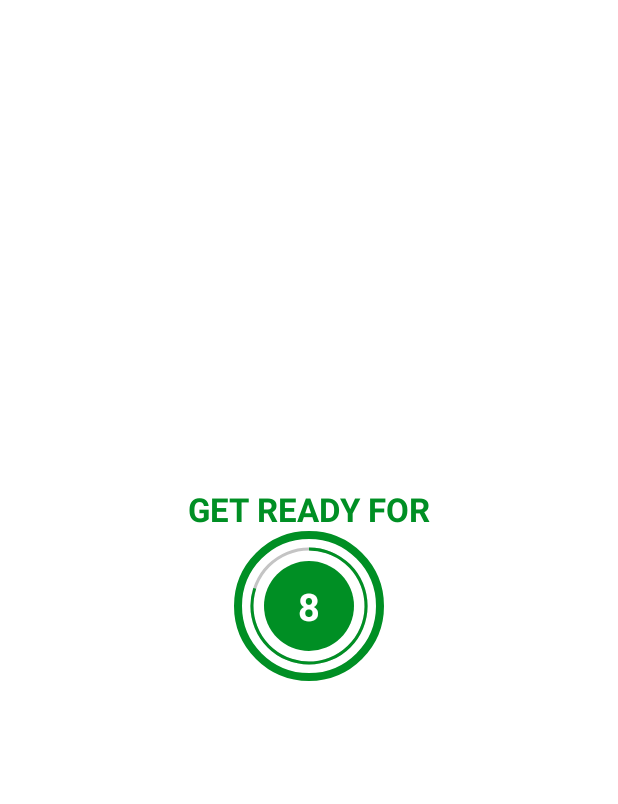
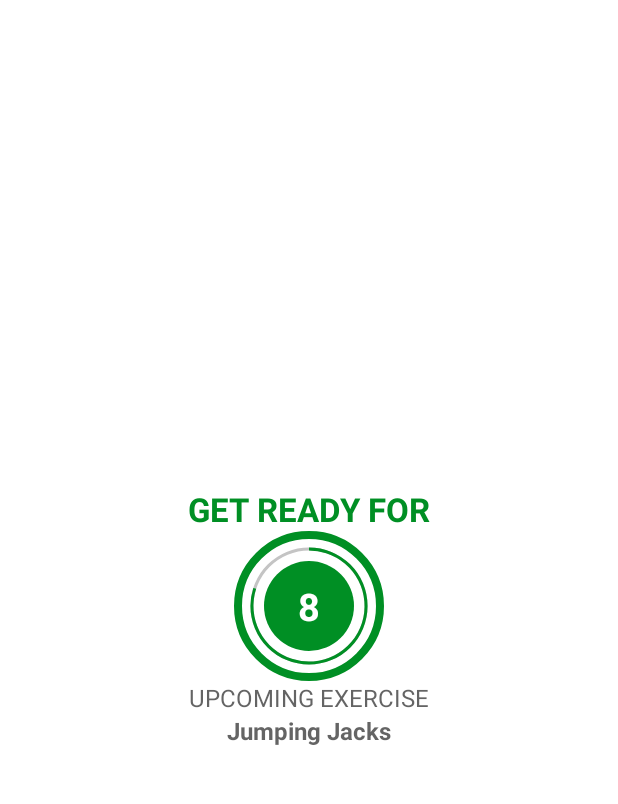
Before and after one commit to maksimgromov/7MinutesWorkOut, an Android app: the ExerciseActivity screen opened directly, with no data from a screen before it, on a phone screen of 412 x 824 dp, the part 62-866 px from its top. Run offline under Robolectric (Android 15) with nearby library versions, the phone set to English and light mode, and no system bars.

Commit message:
Working commit.

```diff
--- /dev/null
+++ b/app/src/main/java/com/maksimgromov/a7minutesworkout/Constants.kt
@@ -0,0 +1,45 @@
+package com.maksimgromov.a7minutesworkout
+
+object Constants {
+
+    fun defaultExerciseList() : ArrayList<ExerciseModel>{
+        val exerciseList = ArrayList<ExerciseModel>()
+        val jumpingJacks = ExerciseModel(1, "Jumping Jacks", R.drawable.ic_jumping_jacks, false, false)
+        exerciseList.add(jumpingJacks)
+
+        val wallSit = ExerciseModel(2, "Wall Sit", R.drawable.ic_wall_sit, false, false)
+        exerciseList.add(wallSit)
+
+        val pushUp = ExerciseModel(3, "Push Up", R.drawable.ic_push_up, false, false)
+        exerciseList.add(pushUp)
+
+        val abdominalCrunch = ExerciseModel(4, "Abdominal Crunch", R.drawable.ic_abdominal_crunch, false, false)
+        exerciseList.add(abdominalCrunch)
+
+        val stepUpOnChair = ExerciseModel(5, "Step-Up onto Chair", R.drawable.ic_step_up_onto_chair, false, false)
+        exerciseList.add(stepUpOnChair)
+
+        val squat = ExerciseModel(6, "Squat", R.drawable.ic_squat, false, false)
+        exerciseList.add(squat)
+
+        val tricepsDipOnChair = ExerciseModel(7, "Triceps Dip On Chair", R.drawable.ic_triceps_dip_on_chair, false, false)
+        exerciseList.add(tricepsDipOnChair)
+
+        val plank = ExerciseModel(8, "Plank", R.drawable.ic_plank, false, false)
+        exerciseList.add(plank)
+
+        val highKneesRunningInPlace = ExerciseModel(9, "High Knees Running In Place", R.drawable.ic_high_knees_running_in_place, false, false)
+        exerciseList.add(highKneesRunningInPlace)
+
+        val lunges = ExerciseModel(10, "Lunges", R.drawable.ic_lunge, false, false)
+        exerciseList.add(lunges)
+
+        val pushUpAndRotation = ExerciseModel(11, "Push up and Rotation", R.drawable.ic_push_up_and_rotation, false, false)
+        exerciseList.add(pushUpAndRotation)
+
+        val sidePlank = ExerciseModel(12, "Side Plank", R.drawable.ic_side_plank, false, false)
+        exerciseList.add(sidePlank)
+
+        return exerciseList
+    }
+}
--- a/app/src/main/java/com/maksimgromov/a7minutesworkout/ExerciseActivity.kt
+++ b/app/src/main/java/com/maksimgromov/a7minutesworkout/ExerciseActivity.kt
@@ -19,6 +19,8 @@ class ExerciseActivity : AppCompatActivity() {
     private var exerciseProgress : Int = 0
     private val exerciseTimerMillisInFuture : Long = 30000
     private val exerciseTimerMaximumValue : Int = 30
+    private var exerciseList : ArrayList<ExerciseModel>? = null
+    private var currentExercisePosition : Int = -1
 
     override fun onCreate(savedInstanceState: Bundle?) {
         super.onCreate(savedInstanceState)
@@ -31,6 +33,7 @@ class ExerciseActivity : AppCompatActivity() {
         binding?.toolbarExercise?.setNavigationOnClickListener {
             onBackPressed()
         }
+        exerciseList = Constants.defaultExerciseList()
         setRestView()
     }
 
@@ -48,21 +51,35 @@ class ExerciseActivity : AppCompatActivity() {
     }
 
     private fun setRestView() {
+        binding?.flRestView?.visibility = View.VISIBLE
+        binding?.tvTitle?.visibility = View.VISIBLE
+        binding?.tvExerciseName?.visibility = View.INVISIBLE
+        binding?.flExerciseView?.visibility = View.INVISIBLE
+        binding?.ivImage?.visibility = View.INVISIBLE
+        binding?.tvUpcomingLabel?.visibility = View.VISIBLE
+        binding?.tvUpcomingExerciseName?.visibility = View.VISIBLE
         if(restTimer != null) {
             restTimer?.cancel()
             restProgress = 0
         }
+        binding?.tvUpcomingExerciseName?.text = exerciseList!![currentExercisePosition + 1].getName()
         setRestProgressBar()
     }
 
     private fun setExerciseView() {
-        binding?.flProgressBar?.visibility = View.GONE
-        binding?.tvTitle?.text = "Exercise name"
+        binding?.flRestView?.visibility = View.GONE
+        binding?.tvTitle?.visibility = View.INVISIBLE
+        binding?.tvExerciseName?.visibility = View.VISIBLE
         binding?.flExerciseView?.visibility = View.VISIBLE
+        binding?.ivImage?.visibility = View.VISIBLE
+        binding?.tvUpcomingLabel?.visibility = View.INVISIBLE
+        binding?.tvUpcomingExerciseName?.visibility = View.INVISIBLE
         if(exerciseTimer != null) {
             exerciseTimer?.cancel()
             exerciseProgress = 0
         }
+        binding?.ivImage?.setImageResource(exerciseList!![currentExercisePosition].getImage())
+        binding?.tvExerciseName?.text = exerciseList!![currentExercisePosition].getName()
         setExerciseProgressBar()
     }
 
@@ -77,6 +94,7 @@ class ExerciseActivity : AppCompatActivity() {
             }
 
             override fun onFinish() {
+                currentExercisePosition++
                 setExerciseView()
             }
         }.start()
@@ -93,11 +111,15 @@ class ExerciseActivity : AppCompatActivity() {
             }
 
             override fun onFinish() {
-                Toast.makeText(
-                    this@ExerciseActivity,
-                    "30 seconds are over, let's go to rest view",
-                    Toast.LENGTH_SHORT
-                ).show()
+                if(currentExercisePosition < exerciseList?.size!! - 1){
+                    setRestView()
+                } else{
+                    Toast.makeText(
+                        this@ExerciseActivity,
+                        "Congratulations! You have completed the 7 minutes workout.",
+                        Toast.LENGTH_SHORT
+                    ).show()
+                }
             }
         }.start()
     }
--- /dev/null
+++ b/app/src/main/java/com/maksimgromov/a7minutesworkout/ExerciseModel.kt
@@ -0,0 +1,49 @@
+package com.maksimgromov.a7minutesworkout
+
+class ExerciseModel(
+    private var id : Int,
+    private var name : String,
+    private var image : Int,
+    private var isCompleted : Boolean = false,
+    private var isSelected : Boolean = false
+) {
+    fun getID() : Int{
+        return id
+    }
+
+    fun setID(id : Int){
+        this.id = id
+    }
+
+    fun getName() : String{
+        return name
+    }
+
+    fun setName(name : String){
+        this.name = name
+    }
+
+    fun getImage() : Int{
+        return image
+    }
+
+    fun setImage(image : Int){
+        this.image = image
+    }
+
+    fun getIsCompleted() : Boolean{
+        return isCompleted
+    }
+
+    fun setIsCompleted(isCompleted : Boolean){
+        this.isCompleted = isCompleted
+    }
+
+    fun getIsSelected() : Boolean{
+        return isSelected
+    }
+
+    fun setIsSelected(isSelected : Boolean){
+        this.isSelected = isSelected
+    }
+}
--- a/app/src/main/res/layout/activity_exercise.xml
+++ b/app/src/main/res/layout/activity_exercise.xml
@@ -27,11 +27,11 @@
         android:textStyle="bold"
         app:layout_constraintEnd_toEndOf="parent"
         app:layout_constraintStart_toStartOf="parent"
-        app:layout_constraintBottom_toTopOf="@+id/flProgressBar"
+        app:layout_constraintBottom_toTopOf="@+id/flRestView"
         />
 
     <FrameLayout
-        android:id="@+id/flProgressBar"
+        android:id="@+id/flRestView"
         android:layout_width="100dp"
         android:layout_height="100dp"
         android:layout_marginTop="10dp"
@@ -72,6 +72,59 @@
         </LinearLayout>
     </FrameLayout>
 
+    <TextView
+        android:layout_width="wrap_content"
+        android:layout_height="wrap_content"
+        android:id="@+id/tvUpcomingLabel"
+        android:text="UPCOMING EXERCISE"
+        android:textColor="@color/colorPrimary"
+        android:textStyle="normal"
+        android:textSize="16sp"
+        android:visibility="invisible"
+        tools:visibility="visible"
+        app:layout_constraintStart_toStartOf="parent"
+        app:layout_constraintEnd_toEndOf="parent"
+        app:layout_constraintTop_toBottomOf="@+id/flRestView"
+        app:layout_constraintBottom_toTopOf="@+id/tvUpcomingExerciseName"/>
+
+    <TextView
+        android:layout_width="wrap_content"
+        android:layout_height="wrap_content"
+        android:id="@+id/tvUpcomingExerciseName"
+        android:text="Exercise name"
+        android:visibility="invisible"
+        tools:visibility="visible"
+        android:textColor="@color/colorPrimary"
+        android:textStyle="bold"
+        android:textSize="16sp"
+        app:layout_constraintStart_toStartOf="parent"
+        app:layout_constraintEnd_toEndOf="parent"
+        app:layout_constraintTop_toBottomOf="@+id/tvUpcomingLabel"/>
+
+    <ImageView
+        android:id="@+id/ivImage"
+        android:layout_width="match_parent"
+        android:layout_height="0dp"
+        android:scaleType="fitXY"
+        android:visibility="invisible"
+        android:src="@drawable/ic_jumping_jacks"
+        app:layout_constraintTop_toBottomOf="@+id/toolbarExercise"
+        app:layout_constraintBottom_toTopOf="@+id/tvExerciseName"/>
+
+    <TextView
+        android:layout_width="wrap_content"
+        android:layout_height="wrap_content"
+        android:id="@+id/tvExerciseName"
+        android:text="Exercise name"
+        android:textColor="@color/colorAccent"
+        android:textStyle="bold"
+        android:textSize="22sp"
+        android:visibility="gone"
+        tools:visibility="visible"
+        app:layout_constraintStart_toStartOf="parent"
+        app:layout_constraintEnd_toEndOf="parent"
+        app:layout_constraintTop_toBottomOf="@+id/ivImage"/>
+
     <FrameLayout
         android:id="@+id/flExerciseView"
         android:layout_width="100dp"
@@ -83,7 +136,7 @@
         app:layout_constraintBottom_toBottomOf="parent"
         app:layout_constraintEnd_toEndOf="parent"
         app:layout_constraintStart_toStartOf="parent"
-        app:layout_constraintTop_toBottomOf="@+id/toolbarExercise">
+        app:layout_constraintTop_toBottomOf="@+id/tvExerciseName">
 
         <ProgressBar
             android:id="@+id/progressBarExercise"
```
Also changed, not shown: app/src/main/res/drawable/ic_abdominal_crunch.png (added), app/src/main/res/drawable/ic_high_knees_running_in_place.png (added), app/src/main/res/drawable/ic_jumping_jacks.png (added), app/src/main/res/drawable/ic_lunge.png (added), app/src/main/res/drawable/ic_plank.png (added), app/src/main/res/drawable/ic_push_up.png (added), app/src/main/res/drawable/ic_push_up_and_rotation.png (added), app/src/main/res/drawable/ic_side_plank.png (added), app/src/main/res/drawable/ic_squat.png (added), app/src/main/res/drawable/ic_step_up_onto_chair.png (added), app/src/main/res/drawable/ic_triceps_dip_on_chair.png (added), app/src/main/res/drawable/ic_wall_sit.png (added).
